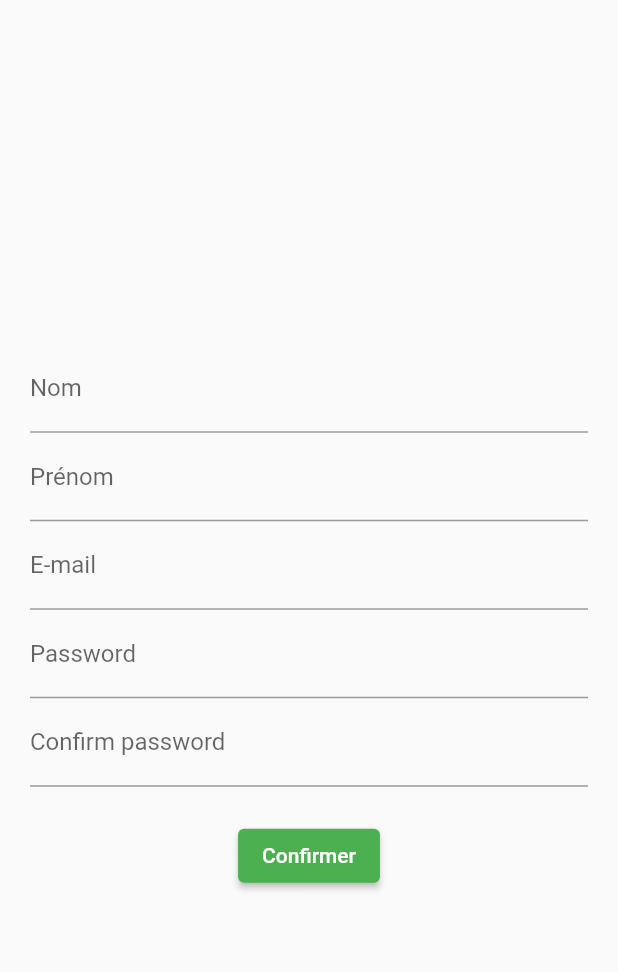
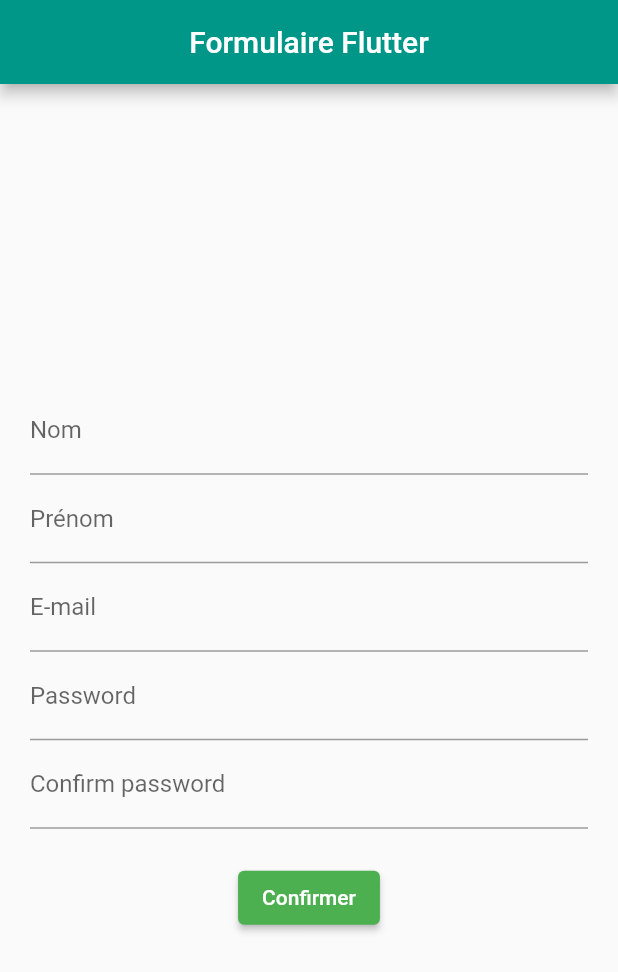
Before and after one commit to Ven0os/flutter-form, a Flutter app: the screen it shows after launch, on a phone screen of 412 x 824 dp. Shown: the top 972 px of the screen. Run offline on Flutter 3.47's test engine with Material 2 defaults, Android fonts, the phone set to English and light mode, and no system bars.

Commit message:
final commit

```diff
--- a/lib/main.dart
+++ b/lib/main.dart
@@ -39,6 +39,7 @@ class _MyHomePageState extends State<MyHomePage> {
   @override
   Widget build(BuildContext context) {
     return Scaffold(
+      appBar: AppBar(title: const Text("Formulaire Flutter"), centerTitle: true,),
       body: Padding(
         padding: const EdgeInsets.all(20),
         child: Form(
```
